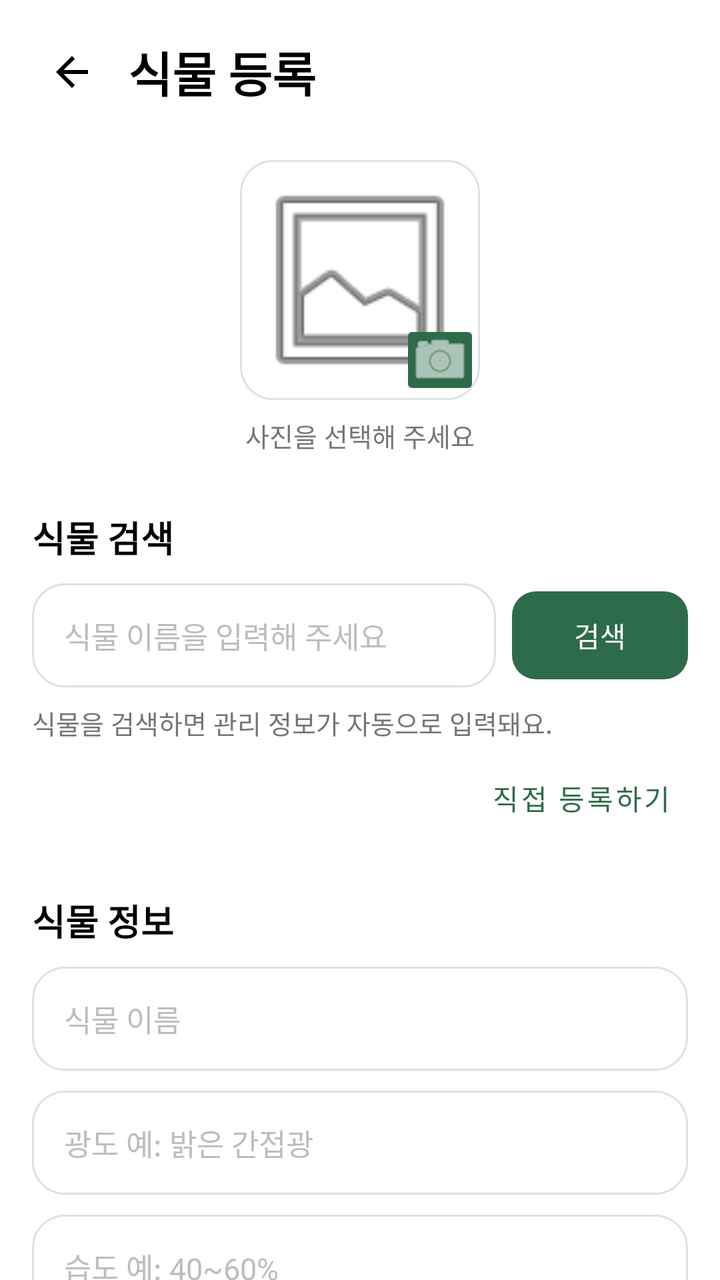
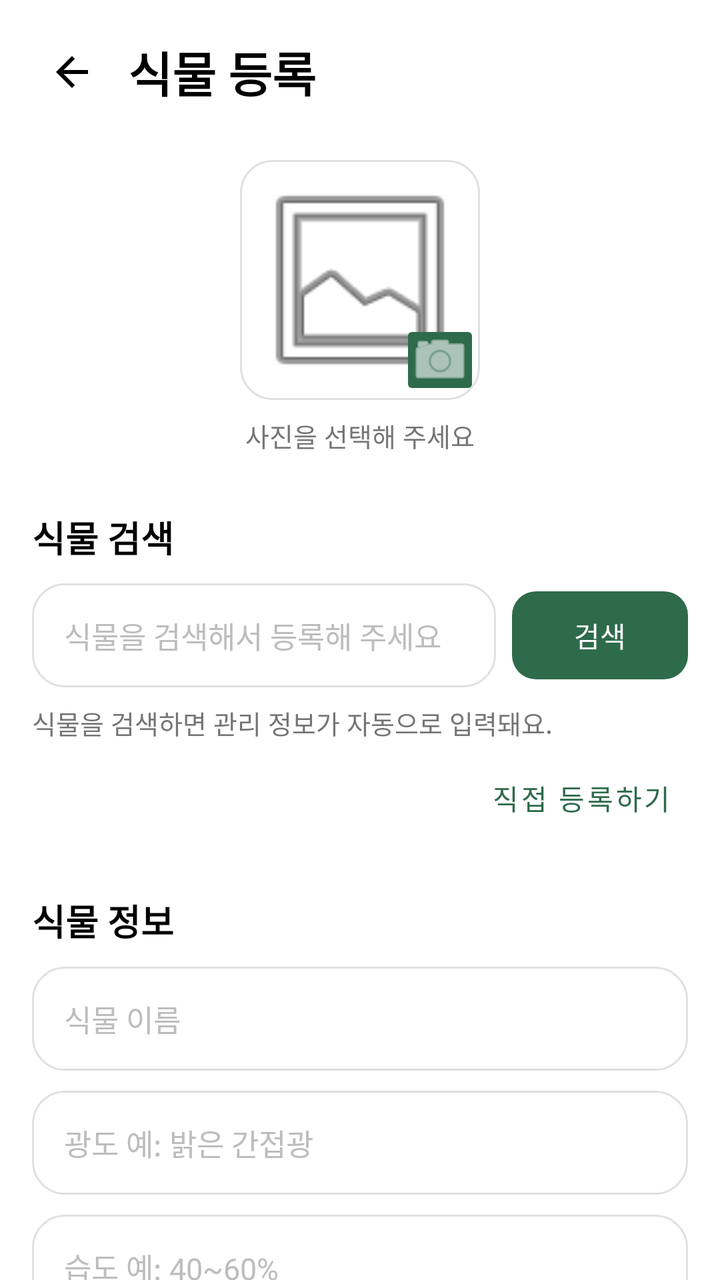

The first picture is an Android layout as it rendered before a commit; the second is the same layout after the commit. The layout source and the unified diff follow.
<!-- AndroidManifest.xml: application theme Theme.MooruckApp -->
<!-- res/layout/fragment_plant_register.xml -->
<?xml version="1.0" encoding="utf-8"?>
<androidx.constraintlayout.widget.ConstraintLayout
    xmlns:android="http://schemas.android.com/apk/res/android"
    xmlns:app="http://schemas.android.com/apk/res-auto"
    xmlns:tools="http://schemas.android.com/tools"
    android:layout_width="match_parent"
    android:layout_height="match_parent"
    android:background="#FFFFFF"
    tools:context=".ui.plant.PlantRegisterFragment">

    <androidx.core.widget.NestedScrollView
        android:id="@+id/scrollView"
        android:layout_width="0dp"
        android:layout_height="0dp"
        android:fillViewport="true"
        app:layout_constraintBottom_toBottomOf="parent"
        app:layout_constraintEnd_toEndOf="parent"
        app:layout_constraintStart_toStartOf="parent"
        app:layout_constraintTop_toTopOf="parent">

        <LinearLayout
            android:layout_width="match_parent"
            android:layout_height="wrap_content"
            android:orientation="vertical"
            android:paddingStart="16dp"
            android:paddingTop="16dp"
            android:paddingEnd="16dp"
            android:paddingBottom="100dp">

            
            <LinearLayout
                android:layout_width="match_parent"
                android:layout_height="wrap_content"
                android:gravity="center_vertical"
                android:orientation="horizontal">

                
                <ImageButton
                    android:id="@+id/buttonBack"
                    android:layout_width="40dp"
                    android:layout_height="40dp"
                    android:background="@android:color/transparent"
                    android:contentDescription="뒤로가기"
                    android:padding="8dp"
                    android:src="@drawable/ic_arrow_back" />

                
                <TextView
                    android:id="@+id/tvTitle"
                    android:layout_width="0dp"
                    android:layout_height="wrap_content"
                    android:layout_marginStart="8dp"
                    android:layout_weight="1"
                    android:text="식물 등록"
                    android:textColor="#000000"
                    android:textSize="24sp"
                    android:textStyle="bold" />

            </LinearLayout>

            
            <FrameLayout
                android:id="@+id/profileImageContainer"
                android:layout_width="120dp"
                android:layout_height="120dp"
                android:layout_gravity="center_horizontal"
                android:layout_marginTop="24dp">

                <ImageView
                    android:id="@+id/ivPlantProfile"
                    android:layout_width="match_parent"
                    android:layout_height="match_parent"
                    android:background="@drawable/bg_card"
                    android:contentDescription="식물 프로필 사진"
                    android:padding="4dp"
                    android:scaleType="centerCrop"
                    android:src="@android:drawable/ic_menu_gallery" />

                <ImageButton
                    android:id="@+id/btnSelectImage"
                    android:layout_width="40dp"
                    android:layout_height="40dp"
                    android:layout_gravity="end|bottom"
                    android:backgroundTint="#2E6B4A"
                    android:contentDescription="프로필 사진 선택"
                    android:padding="10dp"
                    android:src="@android:drawable/ic_menu_camera"
                    app:tint="#FFFFFF" />

            </FrameLayout>

            <TextView
                android:layout_width="wrap_content"
                android:layout_height="wrap_content"
                android:layout_gravity="center_horizontal"
                android:layout_marginTop="8dp"
                android:text="사진을 선택해 주세요"
                android:textColor="#757575"
                android:textSize="13sp" />

            
            <TextView
                android:layout_width="wrap_content"
                android:layout_height="wrap_content"
                android:layout_marginTop="28dp"
                android:text="식물 검색"
                android:textColor="#000000"
                android:textSize="18sp"
                android:textStyle="bold" />

            <LinearLayout
                android:layout_width="match_parent"
                android:layout_height="wrap_content"
                android:layout_marginTop="10dp"
                android:gravity="center_vertical"
                android:orientation="horizontal">

                <EditText
                    android:id="@+id/etSearchPlantName"
                    android:layout_width="0dp"
                    android:layout_height="52dp"
                    android:layout_weight="1"
                    android:background="@drawable/bg_card"
                    android:hint="식물 이름을 입력해 주세요"
                    android:inputType="text"
                    android:maxLines="1"
                    android:paddingHorizontal="16dp"
                    android:textColor="#000000"
                    android:textColorHint="#BDBDBD"
                    android:textSize="15sp" />

                <com.google.android.material.button.MaterialButton
                    android:id="@+id/btnSearchPlant"
                    android:layout_width="wrap_content"
                    android:layout_height="52dp"
                    android:layout_marginStart="8dp"
                    android:text="검색"
                    android:textColor="#FFFFFF"
                    app:backgroundTint="#2E6B4A"
                    app:cornerRadius="12dp" />

            </LinearLayout>

            <TextView
                android:id="@+id/tvSearchGuide"
                android:layout_width="wrap_content"
                android:layout_height="wrap_content"
                android:layout_marginTop="8dp"
                android:text="식물을 검색하면 관리 정보가 자동으로 입력돼요."
                android:textColor="#757575"
                android:textSize="13sp" />

            
            <androidx.recyclerview.widget.RecyclerView
                android:id="@+id/rvPlantSearchResult"
                android:layout_width="match_parent"
                android:layout_height="wrap_content"
                android:layout_marginTop="8dp"
                android:visibility="gone"
                tools:itemCount="2"
                tools:listitem="@android:layout/simple_list_item_1" />

            <com.google.android.material.button.MaterialButton
                android:id="@+id/btnManualInput"
                style="@style/Widget.MaterialComponents.Button.TextButton"
                android:layout_width="wrap_content"
                android:layout_height="wrap_content"
                android:layout_gravity="end"
                android:layout_marginTop="4dp"
                android:text="직접 등록하기"
                android:textColor="#2E6B4A" />

            
            <TextView
                android:layout_width="wrap_content"
                android:layout_height="wrap_content"
                android:layout_marginTop="24dp"
                android:text="식물 정보"
                android:textColor="#000000"
                android:textSize="18sp"
                android:textStyle="bold" />

            <EditText
                android:id="@+id/etPlantName"
                android:layout_width="match_parent"
                android:layout_height="52dp"
                android:layout_marginTop="10dp"
                android:background="@drawable/bg_card"
                android:hint="식물 이름"
                android:inputType="text"
                android:maxLines="1"
                android:paddingHorizontal="16dp"
                android:textColor="#000000"
                android:textColorHint="#BDBDBD"
                android:textSize="15sp" />

            <EditText
                android:id="@+id/etLight"
                android:layout_width="match_parent"
                android:layout_height="52dp"
                android:layout_marginTop="10dp"
                android:background="@drawable/bg_card"
                android:hint="광도 예: 밝은 간접광"
                android:inputType="text"
                android:maxLines="1"
                android:paddingHorizontal="16dp"
                android:textColor="#000000"
                android:textColorHint="#BDBDBD"
                android:textSize="15sp" />

            <EditText
                android:id="@+id/etHumidity"
                android:layout_width="match_parent"
                android:layout_height="52dp"
                android:layout_marginTop="10dp"
                android:background="@drawable/bg_card"
                android:hint="습도 예: 40~60%"
                android:inputType="text"
                android:maxLines="1"
                android:paddingHorizontal="16dp"
                android:textColor="#000000"
                android:textColorHint="#BDBDBD"
                android:textSize="15sp" />

            <EditText
                android:id="@+id/etTemperature"
                android:layout_width="match_parent"
                android:layout_height="52dp"
                android:layout_marginTop="10dp"
                android:background="@drawable/bg_card"
                android:hint="온도 예: 18~25℃"
                android:inputType="text"
                android:maxLines="1"
                android:paddingHorizontal="16dp"
                android:textColor="#000000"
                android:textColorHint="#BDBDBD"
                android:textSize="15sp" />

            <EditText
                android:id="@+id/etWateringInterval"
                android:layout_width="match_parent"
                android:layout_height="52dp"
                android:layout_marginTop="10dp"
                android:background="@drawable/bg_card"
                android:hint="물주기 주기 예: 7일"
                android:inputType="number"
                android:maxLines="1"
                android:paddingHorizontal="16dp"
                android:textColor="#000000"
                android:textColorHint="#BDBDBD"
                android:textSize="15sp" />

            
            <TextView
                android:layout_width="wrap_content"
                android:layout_height="wrap_content"
                android:layout_marginTop="28dp"
                android:text="나의 식물 정보"
                android:textColor="#000000"
                android:textSize="18sp"
                android:textStyle="bold" />

            <EditText
                android:id="@+id/etNickname"
                android:layout_width="match_parent"
                android:layout_height="52dp"
                android:layout_marginTop="10dp"
                android:background="@drawable/bg_card"
                android:hint="식물 별명 (선택)"
                android:inputType="text"
                android:maxLines="1"
                android:paddingHorizontal="16dp"
                android:textColor="#000000"
                android:textColorHint="#BDBDBD"
                android:textSize="15sp" />

            
            <TextView
                android:layout_width="wrap_content"
                android:layout_height="wrap_content"
                android:layout_marginTop="18dp"
                android:text="심은 날짜"
                android:textColor="#000000"
                android:textSize="14sp"
                android:textStyle="bold" />

            <TextView
                android:id="@+id/tvPlantedDate"
                android:layout_width="match_parent"
                android:layout_height="52dp"
                android:layout_marginTop="8dp"
                android:background="@drawable/bg_card"
                android:clickable="true"
                android:focusable="true"
                android:gravity="center_vertical"
                android:paddingHorizontal="16dp"
                android:text="날짜를 선택해 주세요"
                android:textColor="#757575"
                android:textSize="15sp" />

            
            <TextView
                android:layout_width="wrap_content"
                android:layout_height="wrap_content"
                android:layout_marginTop="18dp"
                android:text="마지막으로 물 준 날짜"
                android:textColor="#000000"
                android:textSize="14sp"
                android:textStyle="bold" />

            <TextView
                android:id="@+id/tvLastWateredDate"
                android:layout_width="match_parent"
                android:layout_height="52dp"
                android:layout_marginTop="8dp"
                android:background="@drawable/bg_card"
                android:clickable="true"
                android:focusable="true"
                android:gravity="center_vertical"
                android:paddingHorizontal="16dp"
                android:text="날짜를 선택해 주세요"
                android:textColor="#757575"
                android:textSize="15sp" />

            <CheckBox
                android:id="@+id/cbUnknownLastWateredDate"
                android:layout_width="wrap_content"
                android:layout_height="wrap_content"
                android:layout_marginTop="6dp"
                android:buttonTint="#2E6B4A"
                android:text="마지막으로 물 준 날짜를 몰라요"
                android:textColor="#757575"
                android:textSize="14sp" />

            <TextView
                android:id="@+id/tvUnknownDateGuide"
                android:layout_width="wrap_content"
                android:layout_height="wrap_content"
                android:layout_marginStart="4dp"
                android:text="선택하면 오늘 물을 준 것으로 기록돼요."
                android:textColor="#9E9E9E"
                android:textSize="12sp" />

            
            <com.google.android.material.floatingactionbutton.ExtendedFloatingActionButton
                android:id="@+id/btnRegisterPlant"
                android:layout_width="match_parent"
                android:layout_height="wrap_content"
                android:layout_marginTop="32dp"
                android:text="식물 등록"
                android:textColor="#FFFFFF"
                app:backgroundTint="#2E6B4A"
                app:icon="@android:drawable/ic_input_add"
                app:iconTint="#FFFFFF" />

        </LinearLayout>

    </androidx.core.widget.NestedScrollView>

</androidx.constraintlayout.widget.ConstraintLayout>
<!-- resources referenced by this layout -->
<resources>
  <!-- drawable bg_card (drawable) -->
  <?xml version="1.0" encoding="utf-8"?>
  <shape xmlns:android="http://schemas.android.com/apk/res/android"
      android:shape="rectangle">
      <solid android:color="#FFFFFF" />
      <stroke android:width="1dp" android:color="#E0E0E0" />
      <corners android:radius="16dp" />
  </shape>
  <!-- drawable ic_arrow_back (drawable) -->
  <vector xmlns:android="http://schemas.android.com/apk/res/android" android:autoMirrored="true" android:height="24dp" android:tint="#000000" android:viewportHeight="960" android:viewportWidth="960" android:width="24dp">
        
      <path android:fillColor="@android:color/white" android:pathData="M313,520L537,744L480,800L160,480L480,160L537,216L313,440L800,440L800,520L313,520Z"/>
      
  </vector>
  <style name="Theme.MooruckApp" parent="Base.Theme.MooruckApp" />
  <style name="Base.Theme.MooruckApp" parent="Theme.Material3.DayNight.NoActionBar">
          
          
      </style>
</resources>

<!-- the commit's change to res/layout/fragment_plant_register.xml (unified diff, before → after) -->
@@ -121,8 +121,12 @@
                     android:layout_height="52dp"
                     android:layout_weight="1"
                     android:background="@drawable/bg_card"
-                    android:hint="식물 이름을 입력해 주세요"
-                    android:inputType="text"
+                    android:hint="식물을 검색해서 등록해 주세요"
+                    android:enabled="false"
+                    android:focusable="false"
+                    android:clickable="false"
+                    android:cursorVisible="false"
+                    android:inputType="none"
                     android:maxLines="1"
                     android:paddingHorizontal="16dp"
                     android:textColor="#000000"
